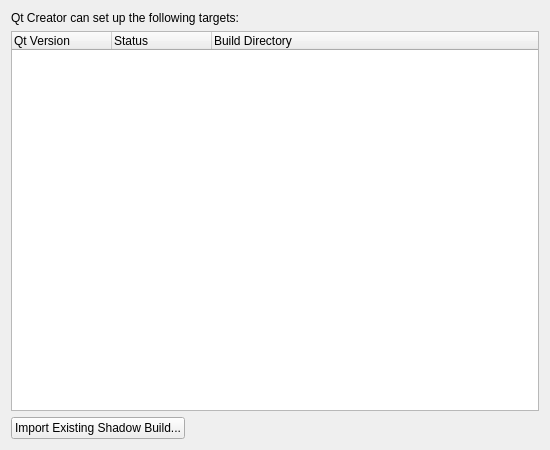
This is src/plugins/qt4projectmanager/wizards/targetsetuppage.ui in qt-creator/qt-creator as Qt 5 draws it before an edit. The edited form follows.
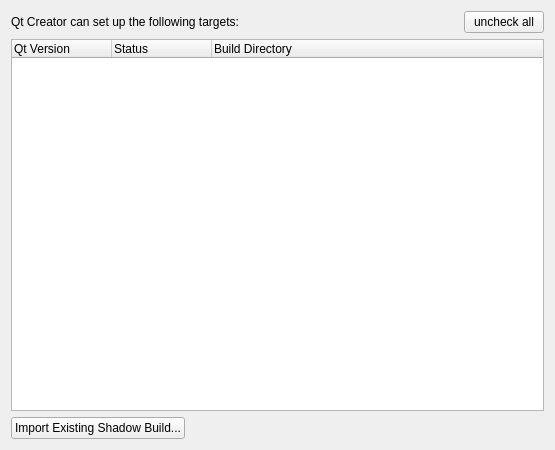
This is the edited form.

Commit message:
Add uncheck all button to targetsetuppage
Task-number: QTCREATORBUG-1290

Patch:
```diff
--- a/src/plugins/qt4projectmanager/wizards/targetsetuppage.ui
+++ b/src/plugins/qt4projectmanager/wizards/targetsetuppage.ui
@@ -6,7 +6,7 @@
    <rect>
     <x>0</x>
     <y>0</y>
-    <width>550</width>
+    <width>555</width>
     <height>450</height>
    </rect>
   </property>
@@ -15,17 +15,53 @@
   </property>
   <layout class="QVBoxLayout" name="verticalLayout">
    <item>
+    <layout class="QHBoxLayout" name="horizontalLayout_2">
+     <item>
     <widget class="QLabel" name="descriptionLabel">
+       <property name="sizePolicy">
+        <sizepolicy hsizetype="Preferred" vsizetype="Preferred">
+         <horstretch>0</horstretch>
+         <verstretch>0</verstretch>
+        </sizepolicy>
+       </property>
      <property name="text">
       <string>Qt Creator can set up the following targets:</string>
      </property>
      <property name="wordWrap">
-      <bool>true</bool>
+        <bool>false</bool>
      </property>
      <property name="textInteractionFlags">
       <set>Qt::NoTextInteraction</set>
      </property>
     </widget>
+     </item>
+     <item>
+      <spacer name="horizontalSpacer_2">
+       <property name="orientation">
+        <enum>Qt::Horizontal</enum>
+       </property>
+       <property name="sizeType">
+        <enum>QSizePolicy::MinimumExpanding</enum>
+       </property>
+       <property name="sizeHint" stdset="0">
+        <size>
+         <width>13</width>
+         <height>13</height>
+        </size>
+       </property>
+      </spacer>
+     </item>
+     <item>
+      <widget class="QPushButton" name="uncheckButton">
+       <property name="toolTip">
+        <string>Uncheck all Qt versions</string>
+       </property>
+       <property name="text">
+        <string>uncheck all</string>
+       </property>
+      </widget>
+     </item>
+    </layout>
    </item>
    <item>
     <widget class="QTreeWidget" name="versionTree">
```
Lines whose indentation alone changed are shown as unchanged. The commit also changes 2 other files.
